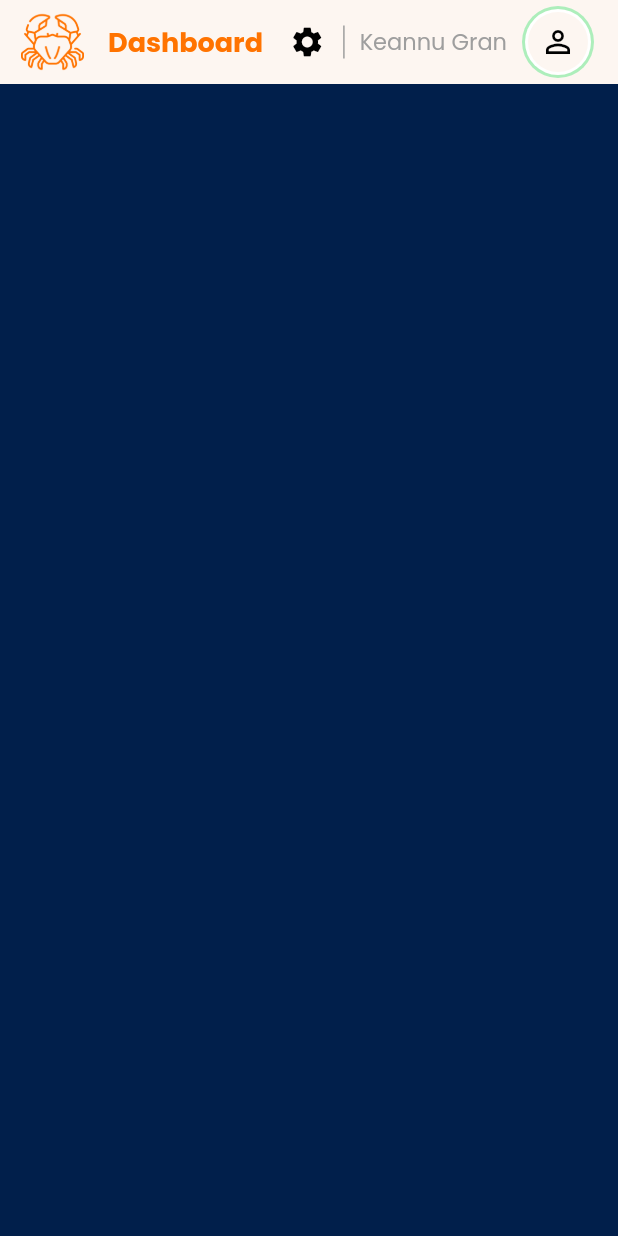
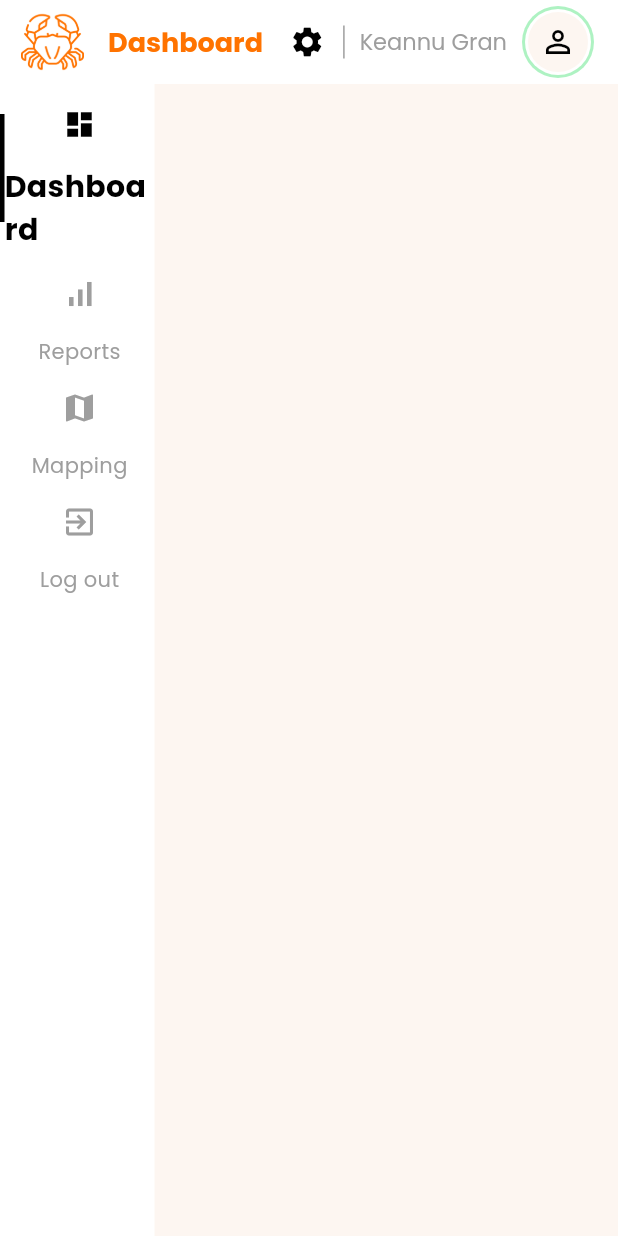
Before and after one commit to keannugran19/crabcheckweb, a Flutter app: the screen it shows after launch, on a phone screen of 412 x 824 dp. Run offline on Flutter 3.47's test engine with Material 3 defaults, Android fonts, the phone set to English and light mode, and no system bars; our stand-ins replace get, google_fonts.

Commit message:
add responsive drawer

```diff
--- a/lib/constants/controller.dart
+++ b/lib/constants/controller.dart
@@ -1,3 +1,3 @@
-import 'package:crabcheckweb1/widgets/menu_controller.dart';
+import 'package:crabcheckweb1/widgets/custom_menu_controller.dart';
 
-MenuController menuController = MenuController.instance;
+CustomMenuController menuController = CustomMenuController.instance;
--- a/lib/main.dart
+++ b/lib/main.dart
@@ -1,11 +1,13 @@
 import 'package:crabcheckweb1/constants/colors.dart';
 import 'package:crabcheckweb1/pages/home_page.dart';
+import 'package:crabcheckweb1/widgets/custom_menu_controller.dart'
+    as custom_menu_controller;
 import 'package:flutter/material.dart';
 import 'package:get/get.dart';
 import 'package:google_fonts/google_fonts.dart';
 
 void main() {
-  Get.put(MenuController());
+  Get.put(custom_menu_controller.CustomMenuController());
   runApp(const CrabCheckWeb());
 }
 
--- a/lib/pages/home_page.dart
+++ b/lib/pages/home_page.dart
@@ -1,7 +1,7 @@
-import 'package:crabcheckweb1/constants/colors.dart';
 import 'package:crabcheckweb1/widgets/large_screen.dart';
 import 'package:crabcheckweb1/widgets/medium_screen.dart';
 import 'package:crabcheckweb1/widgets/responsiveness.dart';
+import 'package:crabcheckweb1/widgets/side_menu.dart';
 import 'package:crabcheckweb1/widgets/small_screen.dart';
 import 'package:crabcheckweb1/widgets/top_nav.dart';
 import 'package:flutter/material.dart';
@@ -16,7 +16,9 @@ class HomePage extends StatelessWidget {
     return Scaffold(
         key: scaffoldKey,
         appBar: topNavigationBar(context, scaffoldKey),
-        drawer: const Drawer(),
+        drawer: const Drawer(
+          child: SideMenu(),
+        ),
         body: const Responsiveness(
           largeScreen: LargeScreen(),
           mediumScreen: MediumScreen(),
--- a/lib/routing/routes.dart
+++ b/lib/routing/routes.dart
@@ -1,5 +1,11 @@
 const dashboardPageRoute = "Dashboard";
 const reportsPageRoute = "Reports";
 const mappingPageRoute = "Mapping";
+const authenticationPageRoute = "Authentication";
 
-List sideMenuItems = [dashboardPageRoute, reportsPageRoute, mappingPageRoute];
+List sideMenuItems = [
+  dashboardPageRoute,
+  reportsPageRoute,
+  mappingPageRoute,
+  authenticationPageRoute
+];
--- a/lib/widgets/menu_controller.dart
+++ b/lib/widgets/custom_menu_controller.dart
@@ -2,8 +2,8 @@ import 'package:flutter/material.dart';
 import 'package:crabcheckweb1/routing/routes.dart';
 import 'package:get/get.dart';
 
-class MenuController extends GetxController {
-  static MenuController instance = Get.find();
+class CustomMenuController extends GetxController {
+  static CustomMenuController instance = Get.find();
   var activeItem = dashboardPageRoute.obs;
 
   var hoverItem = "".obs;
--- a/lib/widgets/medium_screen.dart
+++ b/lib/widgets/medium_screen.dart
@@ -1,4 +1,5 @@
 import 'package:crabcheckweb1/constants/colors.dart';
+import 'package:crabcheckweb1/widgets/side_menu.dart';
 import 'package:flutter/material.dart';
 
 class MediumScreen extends StatelessWidget {
@@ -6,9 +7,19 @@ class MediumScreen extends StatelessWidget {
 
   @override
   Widget build(BuildContext context) {
-    return Container(
-      constraints: const BoxConstraints.expand(),
-      color: colorScheme.secondary,
+    return Row(
+      crossAxisAlignment: CrossAxisAlignment.start,
+      children: [
+        const Expanded(
+          child: SideMenu(),
+        ),
+        Expanded(
+          flex: 3,
+          child: Container(
+            margin: const EdgeInsets.symmetric(horizontal: 16),
+          ),
+        )
+      ],
     );
   }
 }
--- /dev/null
+++ b/lib/widgets/side_menu.dart
@@ -0,0 +1,68 @@
+import 'package:crabcheckweb1/constants/colors.dart';
+import 'package:flutter/material.dart';
+import 'package:crabcheckweb1/constants/controller.dart';
+import 'package:crabcheckweb1/widgets/responsiveness.dart';
+import 'package:crabcheckweb1/routing/routes.dart';
+import 'package:crabcheckweb1/widgets/side_menu_item.dart';
+import 'package:get/get.dart';
+
+class SideMenu extends StatelessWidget {
+  const SideMenu({super.key});
+
+  @override
+  Widget build(BuildContext context) {
+    double width = MediaQuery.of(context).size.width;
+
+    return Container(
+      color: Colors.white,
+      child: ListView(
+        children: [
+          if (Responsiveness.isSmallScreen(context))
+            Column(
+              mainAxisSize: MainAxisSize.min,
+              children: [
+                const SizedBox(
+                  height: 40,
+                ),
+                Row(
+                  children: [
+                    Flexible(
+                      child: Center(
+                        child: Text(
+                          "CrabCheck",
+                          style: TextStyle(
+                            fontSize: 20,
+                            fontWeight: FontWeight.bold,
+                            color: colorScheme.primary,
+                          ),
+                        ),
+                      ),
+                    ),
+                    SizedBox(width: width / 48),
+                  ],
+                ),
+              ],
+            ),
+          Column(
+            mainAxisSize: MainAxisSize.min,
+            children: sideMenuItems
+                .map((itemName) => SideMenuItem(
+                    itemName: itemName == authenticationPageRoute
+                        ? "Log out"
+                        : itemName,
+                    onTap: () {
+                      if (itemName == authenticationPageRoute) {}
+                      if (!menuController.isActive(itemName)) {
+                        menuController.changeActiveItemTo(itemName);
+                        if (Responsiveness.isSmallScreen(context)) {
+                          Get.back();
+                        }
+                      }
+                    }))
+                .toList(),
+          )
+        ],
+      ),
+    );
+  }
+}
--- /dev/null
+++ b/lib/widgets/side_menu_item.dart
@@ -0,0 +1,25 @@
+import 'package:crabcheckweb1/widgets/horizontal_menu_item.dart';
+import 'package:crabcheckweb1/widgets/responsiveness.dart';
+import 'package:crabcheckweb1/widgets/vertical_menu_item.dart';
+import 'package:flutter/material.dart';
+
+class SideMenuItem extends StatelessWidget {
+  final String itemName;
+  final Function() onTap;
+  const SideMenuItem({super.key, required this.itemName, required this.onTap});
+
+  @override
+  Widget build(BuildContext context) {
+    if (Responsiveness.isMediumScreen(context)) {
+      return HorizontalMenuItem(
+        itemName: itemName,
+        onTap: onTap,
+      );
+    } else {
+      return VerticalMenuItem(
+        itemName: itemName,
+        onTap: onTap,
+      );
+    }
+  }
+}
--- a/lib/widgets/top_nav.dart
+++ b/lib/widgets/top_nav.dart
@@ -77,5 +77,5 @@ AppBar topNavigationBar(BuildContext context, GlobalKey<ScaffoldState> key) =>
       ),
       iconTheme: const IconThemeData(color: Colors.black),
       elevation: 0,
-      backgroundColor: Colors.transparent,
+      backgroundColor: Colors.white,
     );
--- /dev/null
+++ b/lib/widgets/vertical_menu_item.dart
@@ -0,0 +1,72 @@
+import 'package:flutter/material.dart';
+import 'package:crabcheckweb1/constants/controller.dart';
+import 'package:get/get.dart';
+
+class VerticalMenuItem extends StatelessWidget {
+  final String itemName;
+  final Function()? onTap;
+  const VerticalMenuItem({super.key, required this.itemName, this.onTap});
+
+  @override
+  Widget build(BuildContext context) {
+    return InkWell(
+        onTap: onTap,
+        onHover: (value) {
+          value
+              ? menuController.onHover(itemName)
+              : menuController.onHover("not hovering");
+        },
+        child: Obx(() => Container(
+              color: menuController.isHovering(itemName)
+                  ? Colors.grey.withOpacity(.1)
+                  : Colors.transparent,
+              child: Row(
+                children: [
+                  Visibility(
+                    visible: menuController.isHovering(itemName) ||
+                        menuController.isActive(itemName),
+                    maintainSize: true,
+                    maintainAnimation: true,
+                    maintainState: true,
+                    child: Container(
+                      width: 3,
+                      height: 72,
+                      color: Colors.black,
+                    ),
+                  ),
+                  Expanded(
+                    child: Column(
+                      mainAxisSize: MainAxisSize.min,
+                      children: [
+                        Padding(
+                          padding: const EdgeInsets.all(16),
+                          child: menuController.returnIconFor(itemName),
+                        ),
+                        if (!menuController.isActive(itemName))
+                          Flexible(
+                              child: Text(
+                            itemName,
+                            style: TextStyle(
+                              color: menuController.isHovering(itemName)
+                                  ? Colors.black
+                                  : Colors.grey,
+                            ),
+                          ))
+                        else
+                          Flexible(
+                              child: Text(
+                            itemName,
+                            style: const TextStyle(
+                              color: Colors.black,
+                              fontSize: 20,
+                              fontWeight: FontWeight.bold,
+                            ),
+                          ))
+                      ],
+                    ),
+                  ),
+                ],
+              ),
+            )));
+  }
+}
```
Also changed, not shown: lib/widgets/horizontal_menu_item.dart (added, +69 -0 lines), lib/widgets/large_screen.dart (+9 -8 lines).
